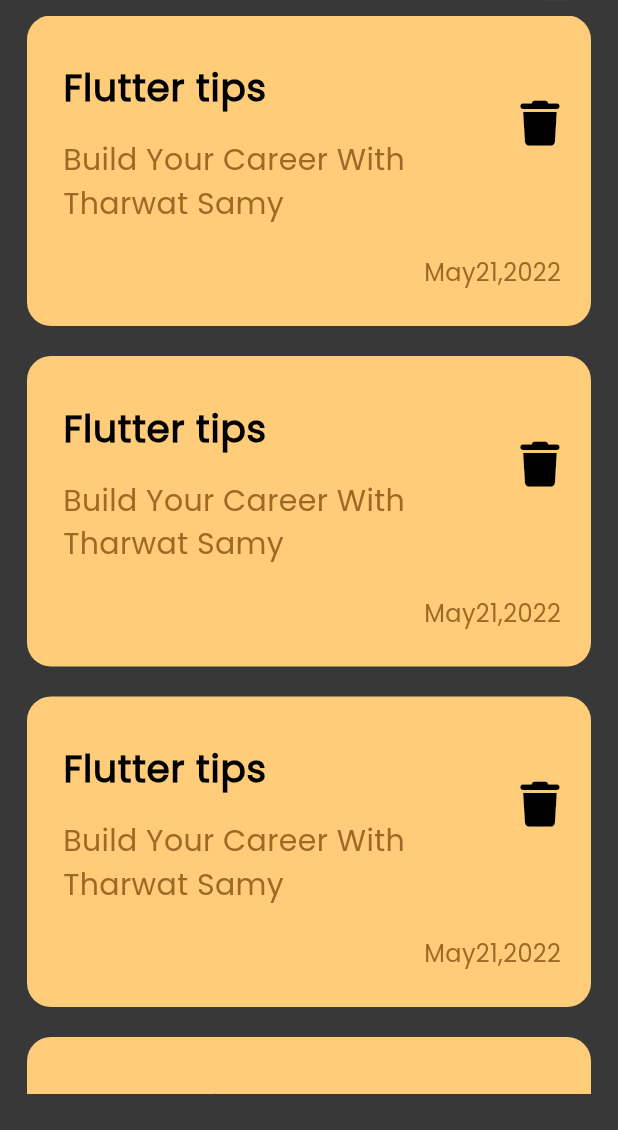
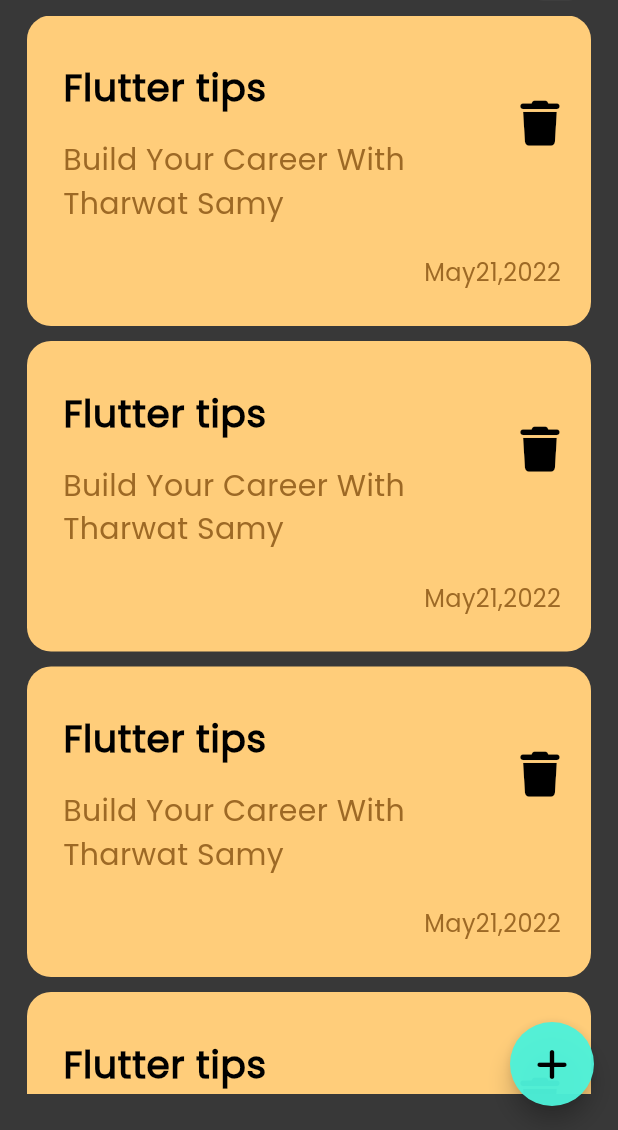
Before and after one commit to Mo967tech/notes_app, a Flutter app: the screen it shows after launch, on a phone screen of 412 x 824 dp, the part 106-1236 px from its top. Run offline on Flutter 3.47's test engine with Material 3 defaults, Android fonts, the phone set to English and light mode, and no system bars; our stand-ins replace font_awesome_flutter.

Commit message:
create floating action button

```diff
--- a/lib/views/notes_view.dart
+++ b/lib/views/notes_view.dart
@@ -1,13 +1,26 @@
 import 'package:flutter/material.dart';
+import 'package:font_awesome_flutter/font_awesome_flutter.dart';
+import 'package:notes_app/widgets/custom_note_item.dart';
 import 'package:notes_app/widgets/notes_view_body.dart';
 
 class NotesView extends StatelessWidget {
   const NotesView({super.key});
 
+  final List<CustomNoteItem> notes = const [];
+
   @override
   Widget build(BuildContext context) {
-    return const Scaffold(
-      body: NotesViewBody(),
+    return Scaffold(
+      body: const NotesViewBody(),
+      floatingActionButton: FloatingActionButton(
+        backgroundColor: const Color(0XF44DF2DA),
+        shape: const CircleBorder(),
+        onPressed: () {},
+        child: const Icon(
+          FontAwesomeIcons.plus,
+          color: Colors.black,
+        ),
+      ),
     );
   }
 }
--- a/lib/widgets/notes_list_view.dart
+++ b/lib/widgets/notes_list_view.dart
@@ -9,7 +9,7 @@ class CustomListView extends StatelessWidget {
     return ListView.separated(
       physics: const BouncingScrollPhysics(),
       itemBuilder: (context, index) => const CustomNoteItem(),
-      separatorBuilder: (context, index) => const SizedBox(height: 20),
+      separatorBuilder: (context, index) => const SizedBox(height: 10),
       itemCount: 5,
     );
   }
```
